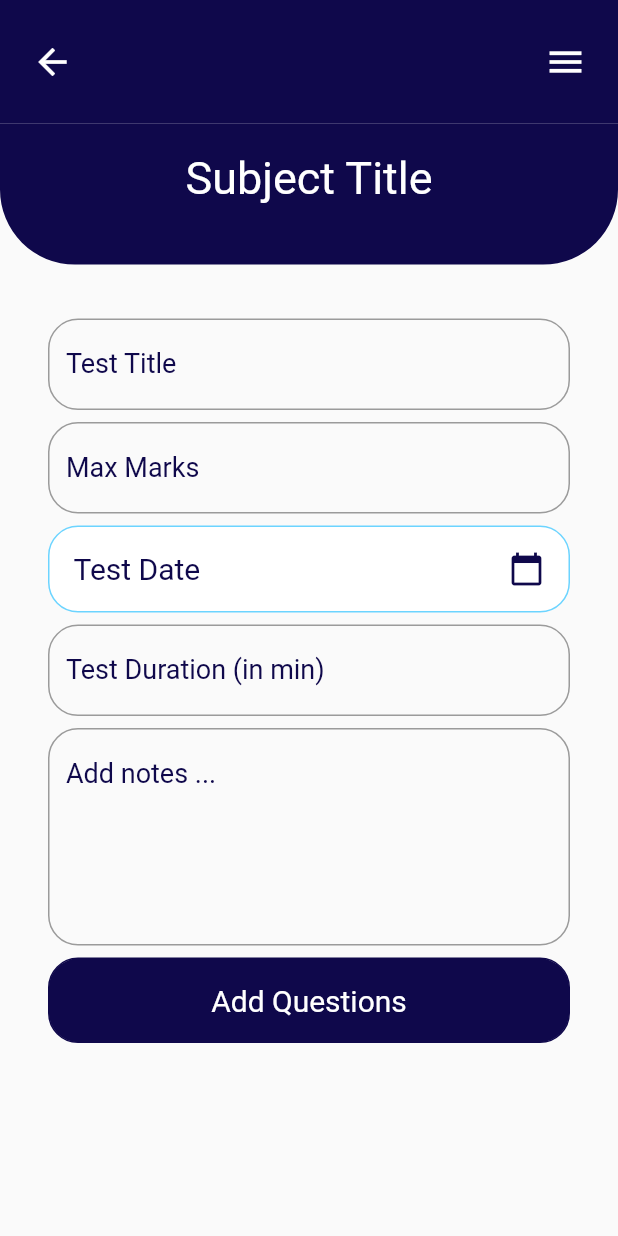
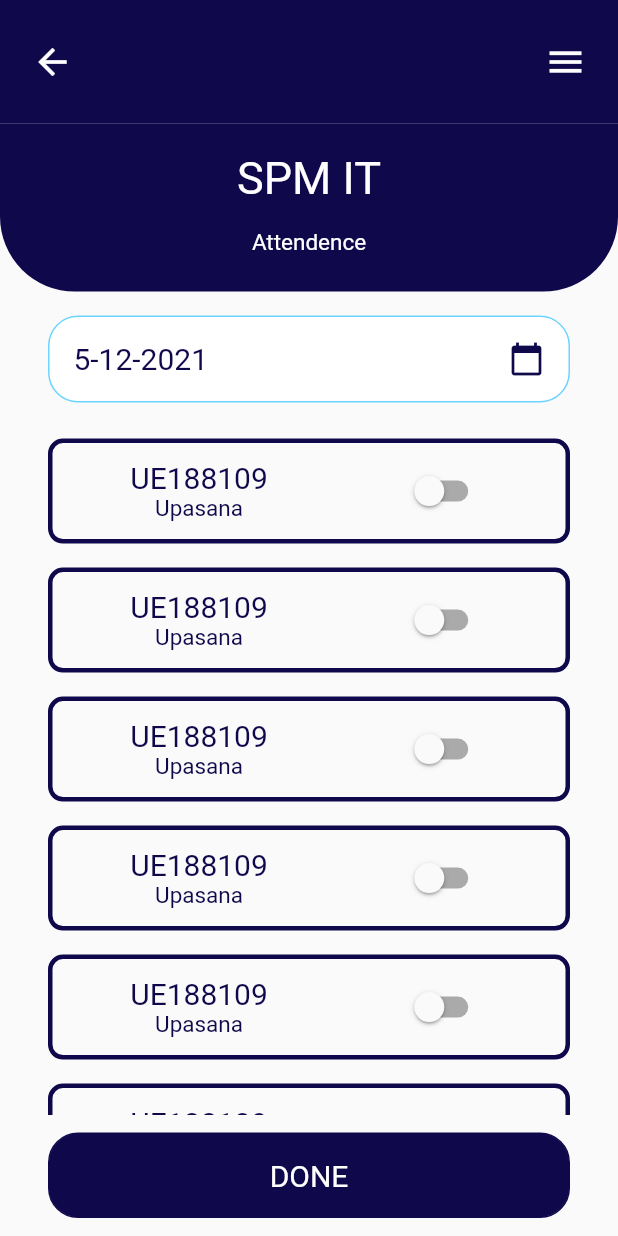
Before and after one commit to Upasana6/learningManagement, a Flutter app: the screen it shows after launch, on a phone screen of 412 x 824 dp. Run offline on Flutter 3.47's test engine with Material 2 defaults, Android fonts, the phone set to English and light mode, and no system bars; our stand-ins replace file_picker; missing offline and left inert: advance_pdf_viewer.

Commit message:
attendence uploading page done

```diff
--- /dev/null
+++ b/lib/View/Attendence/attendence_uploading.dart
@@ -0,0 +1,169 @@
+import 'package:flutter/material.dart';
+import 'package:learning_management/View/Widgets/appbar_with_back_and_menu.dart';
+import 'package:learning_management/View/Widgets/bordered_container.dart';
+import 'package:learning_management/View/Widgets/extended_appbar.dart';
+import 'package:learning_management/View/Widgets/rounded_rectangle_button.dart';
+import 'package:learning_management/View/Widgets/text.dart';
+import 'package:learning_management/constants.dart';
+
+class AttendenceUploading extends StatefulWidget {
+  const AttendenceUploading({Key? key}) : super(key: key);
+
+  @override
+  State<AttendenceUploading> createState() => _AttendenceUploadingState();
+}
+
+class _AttendenceUploadingState extends State<AttendenceUploading> {
+  final DateTime dateTime = DateTime.now();
+  DateTime testDate = DateTime.now();
+  List<bool> presence = [
+    false,
+    false,
+    false,
+    false,
+    false,
+    false,
+    false,
+    false,
+    false,
+    false
+  ];
+
+  @override
+  Widget build(BuildContext context) {
+    Size size = MediaQuery.of(context).size;
+    return Scaffold(
+      body: SafeArea(
+        child: Column(
+          children: [
+            Column(
+              children: [
+                AppbarWithBackAndMenu(
+                  size: size,
+                  backgroundColor: AppColors.midnightBlue,
+                  buttonColor: AppColors.white,
+                ),
+                ExtendedAppbar(
+                  size: size,
+                  title: 'SPM IT',
+                  subtitle: SmallText(
+                    text: 'Attendence',
+                    color: AppColors.white,
+                  ),
+                ),
+              ],
+            ),
+            Padding(
+              padding: const EdgeInsets.symmetric(
+                horizontal: 32.0,
+                vertical: 12,
+              ),
+              child: dateSelection(size, context),
+            ),
+            Flexible(
+              child: Padding(
+                padding: const EdgeInsets.symmetric(
+                  horizontal: 32.0,
+                ),
+                child: ListView.builder(
+                  itemCount: 10,
+                  itemBuilder: (context, index) {
+                    return Padding(
+                      padding: const EdgeInsets.symmetric(vertical: 8.0),
+                      child: BorderedContainer(
+                        child: Row(
+                          mainAxisAlignment: MainAxisAlignment.spaceAround,
+                          children: [
+                            Column(
+                              children: [
+                                MediumText(
+                                  text: 'UE188109',
+                                ),
+                                SmallText(
+                                  text: 'Upasana',
+                                ),
+                              ],
+                            ),
+                            Switch(
+                              value: this.presence[index],
+                              onChanged: (val) {
+                                this.presence[index] = !this.presence[index];
+                                setState(() {});
+                              },
+                            ),
+                          ],
+                        ),
+                      ),
+                    );
+                  },
+                ),
+              ),
+            ),
+            Padding(
+              padding: const EdgeInsets.symmetric(
+                vertical: 8.0,
+                horizontal: 32,
+              ),
+              child: RoundedRectangleButton(
+                size: size,
+                fillColor: AppColors.midnightBlue,
+                borderColor: AppColors.midnightBlue,
+                child: Center(
+                  child: MediumText(
+                    text: 'DONE',
+                    color: AppColors.white,
+                  ),
+                ),
+              ),
+            )
+          ],
+        ),
+      ),
+    );
+  }
+
+  void _selectDate(context) async {
+    final DateTime? pickedDate = await showDatePicker(
+      context: context,
+      initialDate: this.dateTime,
+      firstDate: DateTime(this.dateTime.year - 1),
+      lastDate: this.dateTime,
+    );
+    if (pickedDate != null && pickedDate != this.testDate)
+      setState(() {
+        this.testDate = pickedDate;
+        print(pickedDate);
+      });
+  }
+
+  Stack dateSelection(Size size, BuildContext context) {
+    return Stack(
+      children: [
+        RoundedRectangleButton(
+          size: size,
+          // assignmentDate: assignmentStartEndDate[date],
+          onTap: () {
+            _selectDate(context);
+          },
+          child: Row(
+            mainAxisAlignment: MainAxisAlignment.spaceBetween,
+            children: [
+              MediumText(
+                text: this.testDate.day.toString() +
+                    '-' +
+                    this.testDate.month.toString() +
+                    '-' +
+                    this.testDate.year.toString(),
+              ),
+              Icon(
+                Icons.calendar_today,
+                color: AppColors.midnightBlue,
+              ),
+            ],
+          ),
+          // text: text,
+        ),
+      ],
+    );
+  }
+}
--- a/lib/main.dart
+++ b/lib/main.dart
@@ -1,4 +1,5 @@
 import 'package:flutter/material.dart';
+import 'package:learning_management/View/Attendence/attendence_uploading.dart';
 import 'package:learning_management/View/NotesAndAssignments/details_of_assignment_to_upload.dart';
 import 'package:learning_management/View/Quiz/quiz_upload.dart';
 import 'package:learning_management/View/class_detail_for_teacher.dart';
@@ -21,7 +22,8 @@ class MyApp extends StatelessWidget {
       // home: PdfViewer(),
       // home: ClassDetailForTeacher(),
       // home: DetailsOfAssignmentToUpload(),
-      home: QuizUpload(),
+      // home: QuizUpload(),
+      home: AttendenceUploading(),
     );
   }
 }
```
Also changed, not shown: 1 other file.
